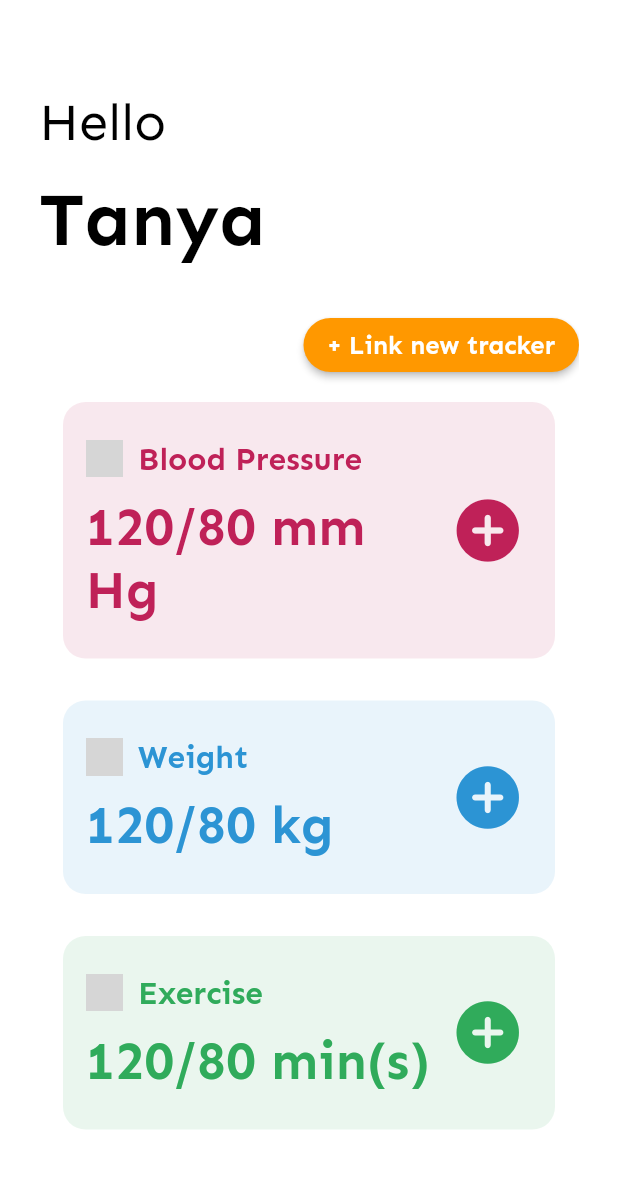
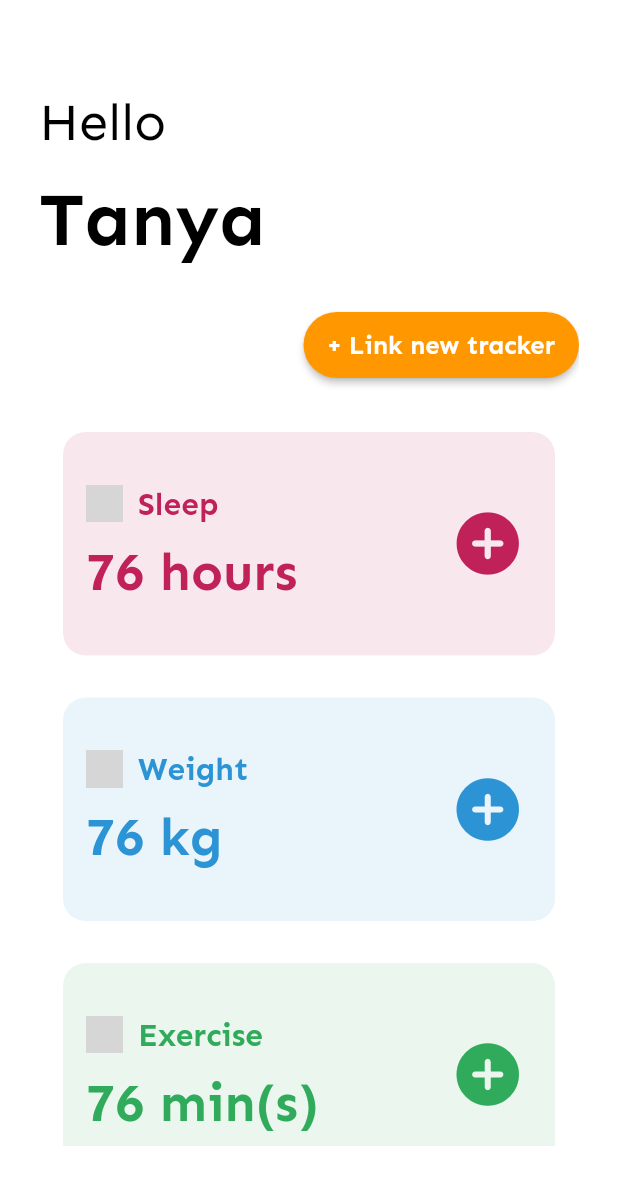
Before and after one commit to greeshmakannegolla/health_tracker, a Flutter app: the screen it shows after launch, after a tap on the "chevron right" icon, on a phone screen of 412 x 824 dp. Shown: the top 1185 px of the screen. Run offline on Flutter 3.47's test engine with Material 2 defaults, Android fonts, the light colour scheme and no system bars; our stand-ins replace cloud_firestore, firebase_analytics, firebase_core; missing offline and left inert: flutter_rounded_date_picker; accounts and stored records are empty; grey boxes are pictures that could not be loaded.

Commit message:
Sleep added in trackers

```diff
--- a/health_tracker/lib/helpers/color_constants.dart
+++ b/health_tracker/lib/helpers/color_constants.dart
@@ -5,7 +5,4 @@ class ColorConstants {
   static const kSecondaryTextColor = Color(0xFF657381);
   static const kAppBackgroundColor = Colors.white;
   static const kActionButtonColor = Colors.orange;
-  static const kBloodPressureColor = Color(0xFFbf2158);
-  static const kExerciseColor = Color(0xFF30ab5b);
-  static const kWeightColor = Color(0xFF2c94d4);
 }
--- a/health_tracker/lib/helpers/string_constants.dart
+++ b/health_tracker/lib/helpers/string_constants.dart
@@ -1,7 +1,7 @@
 //images
 const String kWelcome = "images/welcome.jpeg";
 const String kWeight = "images/weight.png";
-const String kBp = "images/bp.png";
+const String kSleep = "images/sleep.png";
 const String kThunder = "images/thunder.png";
 
 //text
--- a/health_tracker/lib/mock_data/mock_tracker_data.dart
+++ b/health_tracker/lib/mock_data/mock_tracker_data.dart
@@ -1,5 +1,4 @@
 import 'package:flutter/material.dart';
-import 'package:health_tracker/helpers/color_constants.dart';
 import 'package:health_tracker/helpers/string_constants.dart';
 
 class MockTracker {
@@ -7,27 +6,27 @@ class MockTracker {
   String unit = '';
   String iconPath = '';
   String id = '';
-  Color color = ColorConstants.kActionButtonColor;
+  Color color = Colors.orange;
 }
 
 class MockTrackerList {
   static List<MockTracker> mockTrackers = [];
 
   static initialize() {
-    MockTracker bpTracker = MockTracker();
-    bpTracker.displayName = 'Blood Pressure';
-    bpTracker.iconPath = kBp;
-    bpTracker.id = 'bp_data';
-    bpTracker.unit = 'mm Hg';
-    bpTracker.color = ColorConstants.kBloodPressureColor;
-    mockTrackers.add(bpTracker);
+    MockTracker sleepTracker = MockTracker();
+    sleepTracker.displayName = 'Sleep';
+    sleepTracker.iconPath = kSleep;
+    sleepTracker.id = 'sleep';
+    sleepTracker.unit = 'hours';
+    sleepTracker.color = const Color(0xFFbf2158);
+    mockTrackers.add(sleepTracker);
 
     MockTracker weightTracker = MockTracker();
     weightTracker.displayName = 'Weight';
     weightTracker.iconPath = kWeight;
     weightTracker.id = 'weight';
     weightTracker.unit = 'kg';
-    weightTracker.color = ColorConstants.kWeightColor;
+    weightTracker.color = const Color(0xFF2c94d4);
     mockTrackers.add(weightTracker);
 
     MockTracker exerciseTracker = MockTracker();
@@ -35,7 +34,7 @@ class MockTrackerList {
     exerciseTracker.iconPath = kThunder;
     exerciseTracker.id = 'exercise';
     exerciseTracker.unit = 'min(s)';
-    exerciseTracker.color = ColorConstants.kExerciseColor;
+    exerciseTracker.color = const Color(0xFF30ab5b);
     mockTrackers.add(exerciseTracker);
   }
 }
--- a/health_tracker/lib/reusable_widgets/health_tracker_card.dart
+++ b/health_tracker/lib/reusable_widgets/health_tracker_card.dart
@@ -34,7 +34,7 @@ class _HealthTrackerCardState extends State<HealthTrackerCard> {
         ),
         elevation: 0,
         child: Padding(
-          padding: const EdgeInsets.symmetric(horizontal: 15, vertical: 25),
+          padding: const EdgeInsets.symmetric(horizontal: 15, vertical: 35),
           child: Row(
             mainAxisAlignment: MainAxisAlignment.spaceBetween,
             children: [
@@ -66,7 +66,7 @@ class _HealthTrackerCardState extends State<HealthTrackerCard> {
                       height: 12,
                     ),
                     Text(
-                        "120/80 " + //TODO: Get latest entry
+                        "76 " + //TODO: Get latest entry
                             widget.mockTracker.unit,
                         style: kSubText.copyWith(
                             color: widget.mockTracker.color, fontSize: 35))
--- a/health_tracker/lib/screens/tracker_listing_screen.dart
+++ b/health_tracker/lib/screens/tracker_listing_screen.dart
@@ -44,22 +44,28 @@ class _TrackerListingScreenState extends State<TrackerListingScreen> {
                             shape: MaterialStateProperty.all<
                                 RoundedRectangleBorder>(
                               RoundedRectangleBorder(
-                                borderRadius: BorderRadius.circular(18.0),
+                                borderRadius: BorderRadius.circular(25.0),
                               ),
                             ),
                             backgroundColor: MaterialStateProperty.all(
                                 ColorConstants.kActionButtonColor)),
-                        child: Text(
-                          '+ Link new tracker',
-                          style: kData.copyWith(
-                              color: ColorConstants.kAppBackgroundColor,
-                              fontWeight: FontWeight.w600),
+                        child: Padding(
+                          padding: const EdgeInsets.symmetric(vertical: 12.0),
+                          child: Text(
+                            '+ Link new tracker',
+                            style: kData.copyWith(
+                                color: ColorConstants.kAppBackgroundColor,
+                                fontWeight: FontWeight.w600),
+                          ),
                         ),
                         onPressed: () {
                           //To add a new tracker, implement
                         },
                       ),
                     ],
+                  ),
+                  const SizedBox(
+                    height: 20,
                   ),
                   ListView.builder(
                     shrinkWrap: true,
```
Also changed, not shown: health_tracker/lib/screens/tracker_detail_screen.dart (+13 -9 lines), health_tracker/images/bp.png (deleted), health_tracker/images/sleep.png (added).
